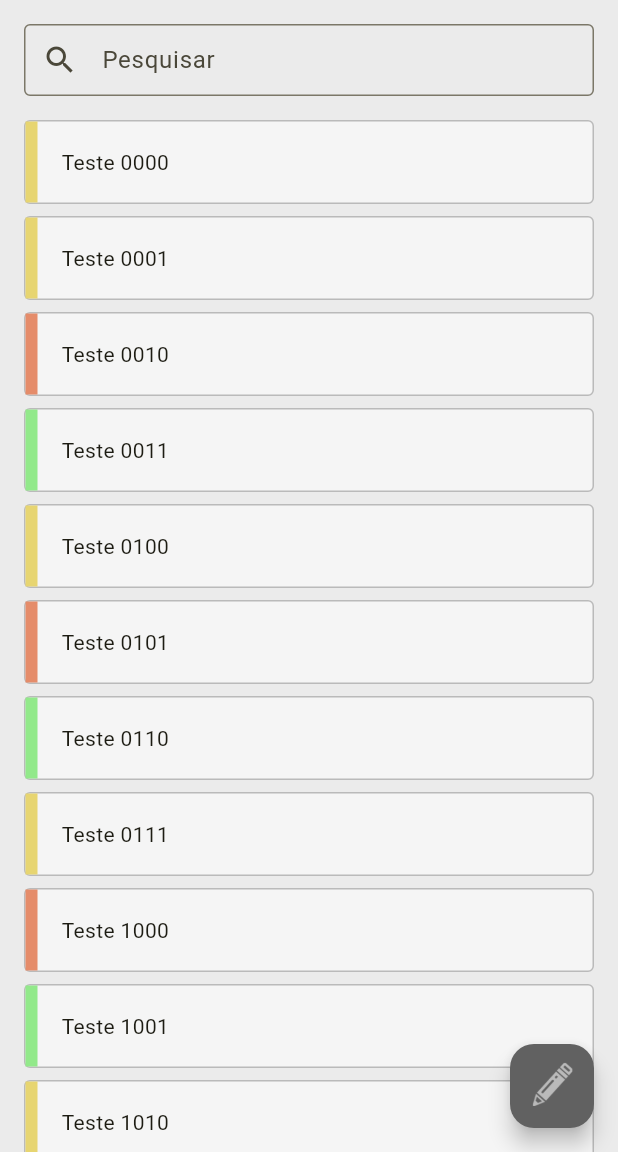
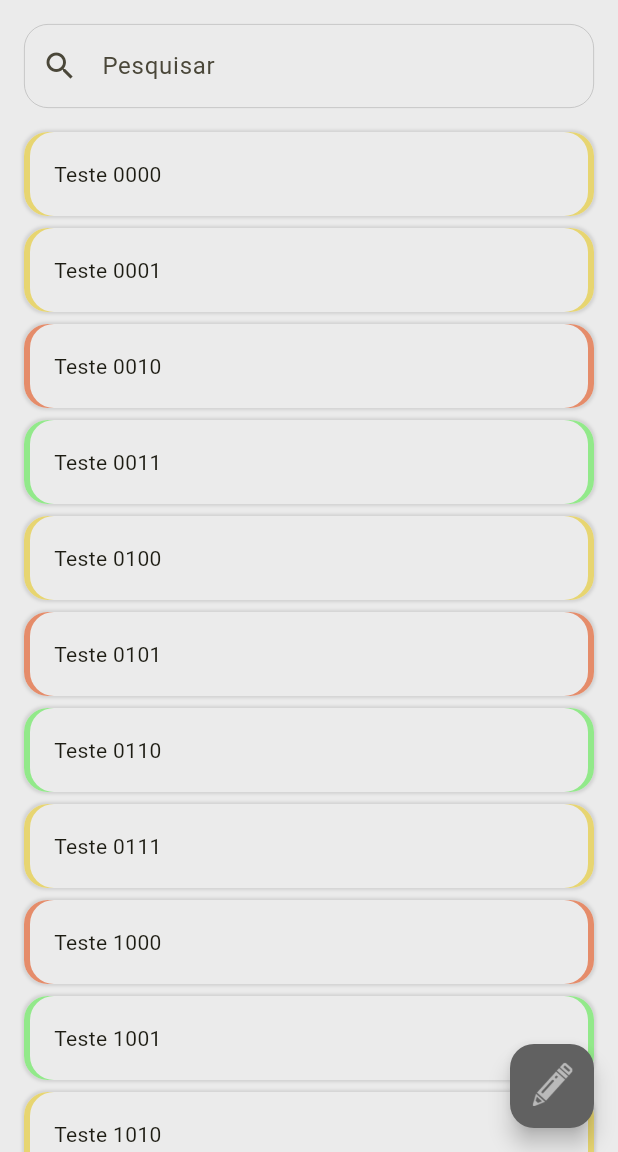
Before and after one commit to ronipaschoal/notes, a Flutter app: the screen it shows after launch, on a phone screen of 412 x 824 dp, the part 84-1236 px from its top. Run offline on Flutter 3.47's test engine with Material 2 defaults, Android fonts, the phone set to English and light mode, and no system bars; our stand-ins replace go_router.

Commit message:
refactor: change card style

```diff
--- a/lib/pages/home/home_screen.dart
+++ b/lib/pages/home/home_screen.dart
@@ -51,8 +51,15 @@ class _HomeScreenState extends State<HomeScreen> {
       decoration: const InputDecoration(
         hintText: 'Pesquisar',
         prefixIcon: Icon(Icons.search),
-        border: OutlineInputBorder(),
-        contentPadding: EdgeInsets.all(4),
+        enabledBorder: OutlineInputBorder(
+          borderSide: BorderSide(color: NtColors.midGray, width: 0.5),
+          borderRadius: BorderRadius.all(Radius.circular(16.0)),
+        ),
+        focusedBorder: OutlineInputBorder(
+          borderSide: BorderSide(color: NtColors.darkGray, width: 0.5),
+          borderRadius: BorderRadius.all(Radius.circular(16.0)),
+        ),
+        contentPadding: EdgeInsets.all(16.0),
       ),
       onChanged: (value) => setState(() {
         _noteList = noteListMock
--- a/lib/ui/note_card.dart
+++ b/lib/ui/note_card.dart
@@ -7,16 +7,35 @@ class NtNoteCard extends StatelessWidget {
   final NoteModel note;
   const NtNoteCard({super.key, required this.note});
 
+  Widget _priorityColor() {
+    return Container(
+      width: double.maxFinite,
+      height: double.maxFinite,
+      decoration: BoxDecoration(
+        color: note.priority.color,
+        borderRadius: const BorderRadius.all(Radius.circular(16.0)),
+      ),
+    );
+  }
+
   Widget _row(Widget child) {
-    return Row(
+    return Stack(
       children: [
+        _priorityColor(),
         Container(
-          width: 8.0,
           height: double.maxFinite,
-          color: note.priority.color,
+          margin: const EdgeInsets.symmetric(horizontal: 4.0),
+          decoration: const BoxDecoration(
+            color: NtColors.lightGray,
+            borderRadius: BorderRadius.all(Radius.circular(16.0)),
+          ),
+          child: Row(
+            children: [
+              const SizedBox(width: 16.0),
+              Text(note.title),
+            ],
+          ),
         ),
-        const SizedBox(width: 16.0),
-        Text(note.title),
       ],
     );
   }
@@ -25,13 +44,16 @@ class NtNoteCard extends StatelessWidget {
     return Container(
       height: 56.0,
       width: double.maxFinite,
-      padding: const EdgeInsets.only(right: 16.0),
-      decoration: const BoxDecoration(
-        color: NtColors.white,
-        borderRadius: BorderRadius.all(Radius.circular(4.0)),
-        border: Border.fromBorderSide(
-          BorderSide(color: NtColors.midGray, width: 1.0),
-        ),
+      decoration: BoxDecoration(
+        color: NtColors.lightGray,
+        borderRadius: const BorderRadius.all(Radius.circular(16.0)),
+        boxShadow: [
+          BoxShadow(
+            color: NtColors.midGray.withOpacity(0.5),
+            spreadRadius: 1,
+            blurRadius: 1,
+          ),
+        ],
       ),
       child: _row(child),
     );
```
